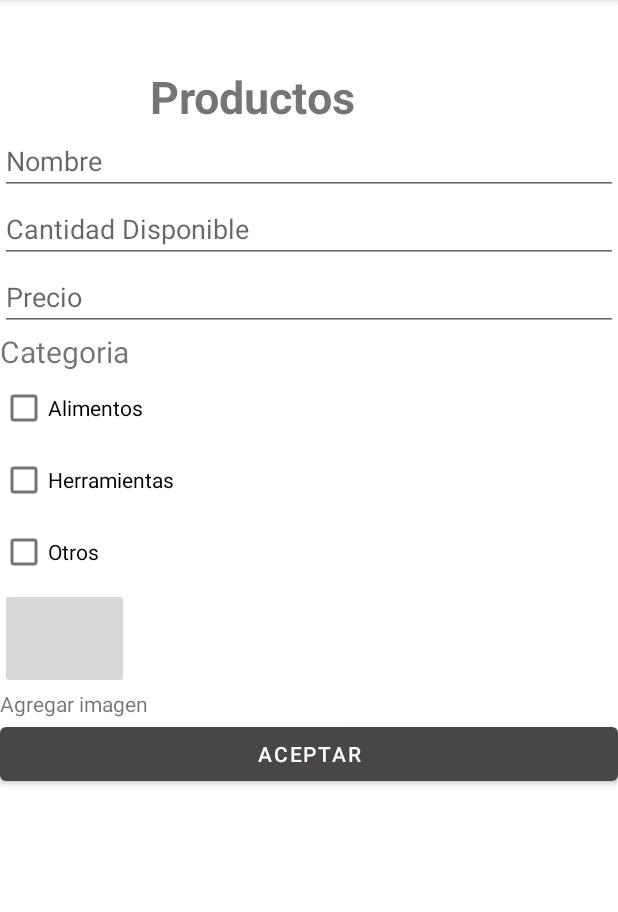
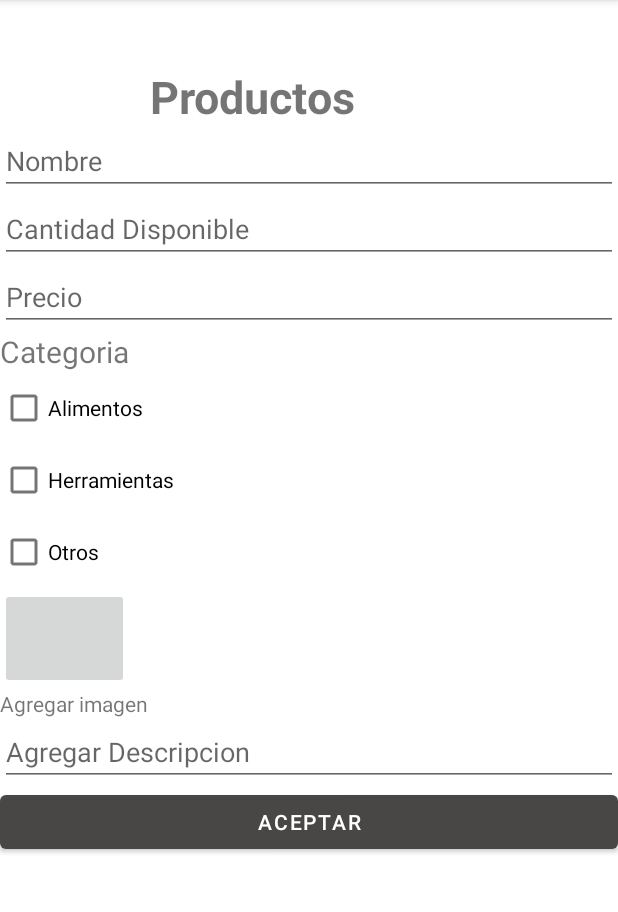
Before and after one commit to taniaaranda/TNT_App_Android, an Android app: the AltaProductosFragment screen opened through its navigation route, on a phone screen of 412 x 824 dp, the part 84-996 px from its top. Run offline under Robolectric (Android 15) with nearby library versions, the phone set to English and light mode, and no system bars.

Commit message:
agregado de mas campos en Nuevo Producto!!!!

```diff
--- a/Vendedores/app/src/main/res/layout/fragment_alta_productos.xml
+++ b/Vendedores/app/src/main/res/layout/fragment_alta_productos.xml
@@ -9,13 +9,15 @@
 
     <LinearLayout
         android:id="@+id/linerProducto"
-        android:layout_width="match_parent"
+        android:layout_width="0dp"
         android:layout_height="603dp"
         android:layout_alignWithParentIfMissing="false"
         android:layout_centerInParent="true"
         android:background="#FFFFFF"
         android:orientation="vertical"
-        >
+        app:layout_constraintEnd_toEndOf="parent"
+        app:layout_constraintStart_toStartOf="parent"
+        app:layout_constraintTop_toTopOf="parent">
 
         <TextView
             android:id="@+id/nuevoProducto"
@@ -87,16 +89,21 @@
         <ImageButton
             android:id="@+id/addImagen"
             android:layout_width="86dp"
-            android:layout_height="67dp"
-             />
+            android:layout_height="67dp" />
 
         <TextView
             android:id="@+id/addImagen2"
             android:layout_width="wrap_content"
             android:layout_height="wrap_content"
-            android:text="Agregar imagen"
-            />
+            android:text="Agregar imagen" />
 
+        <EditText
+            android:id="@+id/DescripcionProducto"
+            android:layout_width="match_parent"
+            android:layout_height="wrap_content"
+            android:hint="Agregar Descripcion"
+            android:inputType="textPersonName"
+            app:errorEnabled="true" />
 
         <Button
             android:id="@+id/btn_aceptar"
```
Lines whose indentation alone changed are shown as unchanged.
